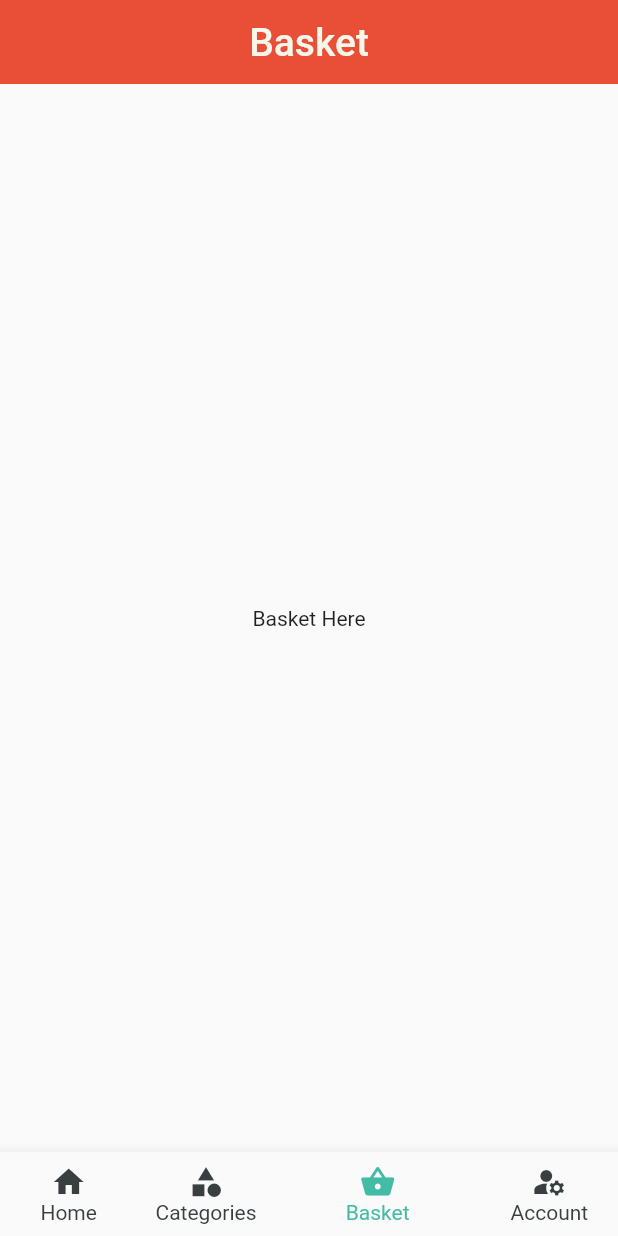
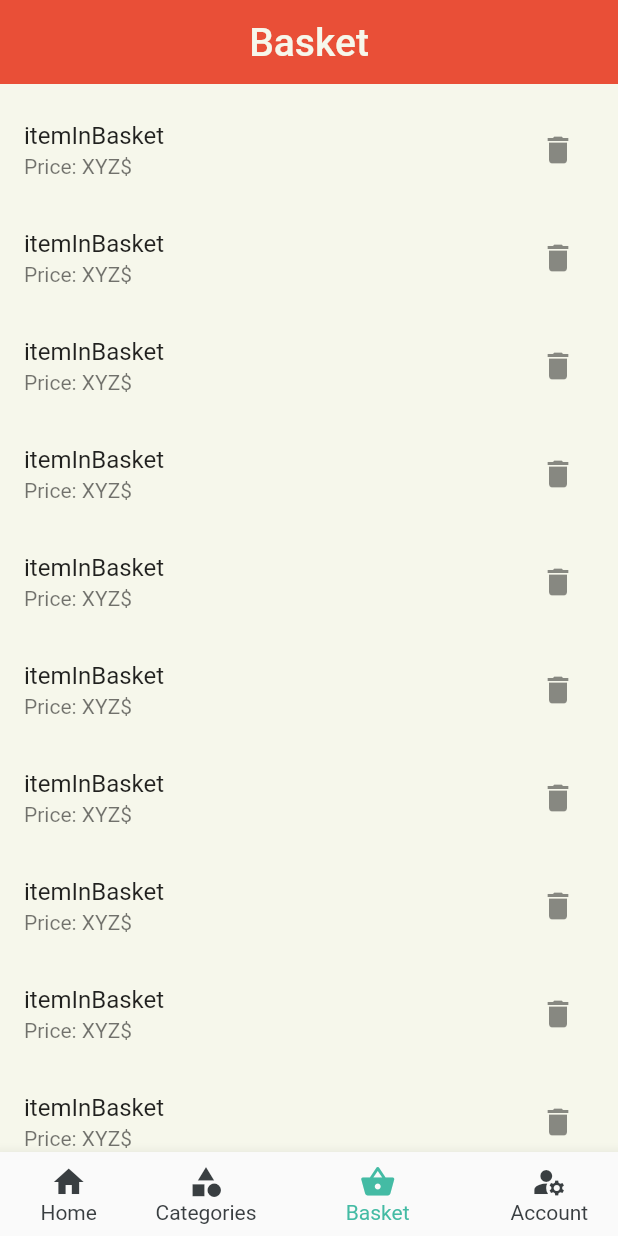
Before and after one commit to mustafaaycll/pharmapp, a Flutter app: the screen it shows after launch, item 3 of the bottom bar chosen, on a phone screen of 412 x 824 dp. Run offline on Flutter 3.47's test engine with Material 2 defaults, Android fonts, the phone set to English and light mode, and no system bars; our stand-ins replace stylish_bottom_bar.

Commit message:
Basket dart tamam sayılır
renklendirme lazım

```diff
--- a/lib/screens/basket/basket.dart
+++ b/lib/screens/basket/basket.dart
@@ -1,5 +1,7 @@
+import 'dart:convert';
 import 'package:flutter/material.dart';
 import 'package:pharm_app/utils/colors.dart';
+import 'package:pharm_app/utils/dimensions.dart';
 
 
 class Basket extends StatefulWidget {
@@ -13,18 +15,178 @@ class _BasketState extends State<Basket> {
   @override
   Widget build(BuildContext context) {
     return Scaffold(
+      backgroundColor: AppColors.background,
       appBar: AppBar(
-        title: Text('Basket',
+        title: Text(
+          'Basket',
           style: TextStyle(
-              color: AppColors.titleText,
-              fontSize: 26
+            color: AppColors.titleText,
+            fontSize: 26,
           ),
         ),
+        centerTitle: true,
         backgroundColor: AppColors.primary,
-        centerTitle: true,
         elevation: 0.0,
+
+        ),
+
+      body: PageView(
+        children: [
+          SingleChildScrollView(
+            child: Center(
+              child:
+                Column(
+                  //crossAxisAlignment: CrossAxisAlignment.stretch,
+                  children:[
+                    SizedBox(height: 8,),
+
+                    ListTile(
+                        title: Text('itemInBasket'),
+                        subtitle:Text("Price: XYZ\$"),
+                        trailing: IconButton(
+                            icon: const Icon(Icons.delete),
+                            onPressed: () {},
+                      ),
+                      ),
+                    ListTile(
+                      title: Text('itemInBasket'),
+                      subtitle:Text("Price: XYZ\$"),
+                      trailing: IconButton(
+                        icon: const Icon(Icons.delete),
+                        onPressed: () {},
+                      ),
+                    ),
+                    ListTile(
+                      title: Text('itemInBasket'),
+                      subtitle:Text("Price: XYZ\$"),
+                      trailing: IconButton(
+                        icon: const Icon(Icons.delete),
+                        onPressed: () {},
+                      ),
+                    ),
+                    ListTile(
+                      title: Text('itemInBasket'),
+                      subtitle:Text("Price: XYZ\$"),
+                      trailing: IconButton(
+                        icon: const Icon(Icons.delete),
+                        onPressed: () {},
+                      ),
+                    ),
+                    ListTile(
+                      title: Text('itemInBasket'),
+                      subtitle:Text("Price: XYZ\$"),
+                      trailing: IconButton(
+                        icon: const Icon(Icons.delete),
+                        onPressed: () {},
+                      ),
+                    ),
+                    ListTile(
+                      title: Text('itemInBasket'),
+                      subtitle:Text("Price: XYZ\$"),
+                      trailing: IconButton(
+                        icon: const Icon(Icons.delete),
+                        onPressed: () {},
+                      ),
+                    ),
+                    ListTile(
+                      title: Text('itemInBasket'),
+                      subtitle:Text("Price: XYZ\$"),
+                      trailing: IconButton(
+                        icon: const Icon(Icons.delete),
+                        onPressed: () {},
+                      ),
+                    ),
+                    ListTile(
+                      title: Text('itemInBasket'),
+                      subtitle:Text("Price: XYZ\$"),
+                      trailing: IconButton(
+                        icon: const Icon(Icons.delete),
+                        onPressed: () {},
+                      ),
+                    ),
+                    ListTile(
+                      title: Text('itemInBasket'),
+                      subtitle:Text("Price: XYZ\$"),
+                      trailing: IconButton(
+                        icon: const Icon(Icons.delete),
+                        onPressed: () {},
+                      ),
+                    ),
+                    ListTile(
+                      title: Text('itemInBasket'),
+                      subtitle:Text("Price: XYZ\$"),
+                      trailing: IconButton(
+                        icon: const Icon(Icons.delete),
+                        onPressed: () {},
+                      ),
+                    ),
+                    ListTile(
+                      title: Text('itemInBasket'),
+                      subtitle:Text("Price: XYZ\$"),
+                      trailing: IconButton(
+                        icon: const Icon(Icons.delete),
+                        onPressed: () {},
+                      ),
+                    ),
+
+                    SizedBox(height: 20),
+
+                    Align(
+                      alignment: FractionalOffset.bottomCenter,
+                        child:
+                        Row(
+                            children:[
+                              Align(
+                                alignment: FractionalOffset.bottomLeft,
+                                child: Text(
+
+
+                                  '   Total Price: XXX\$',
+                                  style: TextStyle(
+                                    color: AppColors.bodyText,
+                                    fontSize: 23,
+                                  ),
+
+
+                                ),
+
+                              ),
+                              SizedBox(width: 20),
+                              Align(
+
+                                alignment: FractionalOffset.bottomRight,
+                                child: OutlinedButton(
+                                  child:
+                                  Text(
+                                    'Check Out',
+                                    style: TextStyle(
+                                      color: AppColors.bodyText,
+                                      fontSize: 26,
+                                    ),
+                                  ),
+                                  onPressed: () {},
+
+                                ),
+                              ),
+
+
+                            ]
+
+                        ),
+
+                    )
+
+
+
+                ],
+                ),
+           ),
+          ),
+
+
+
+        ],
       ),
-      body: Center(child: Text('Basket Here')),
     );
   }
 }
```
